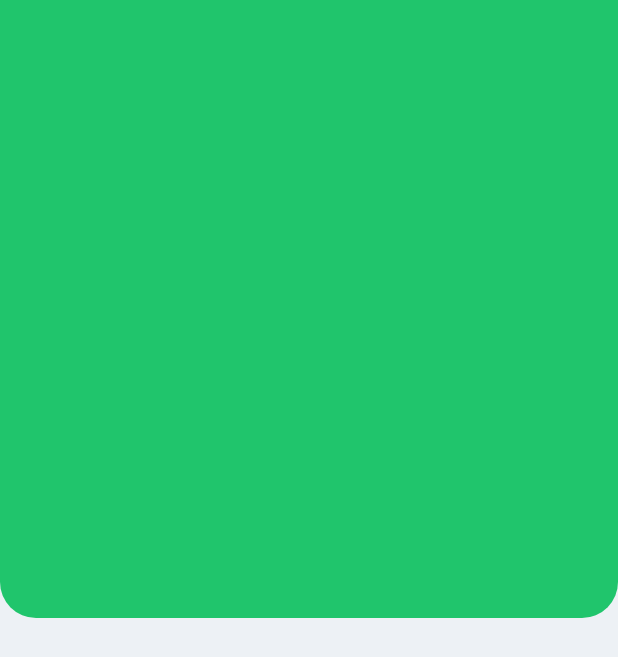
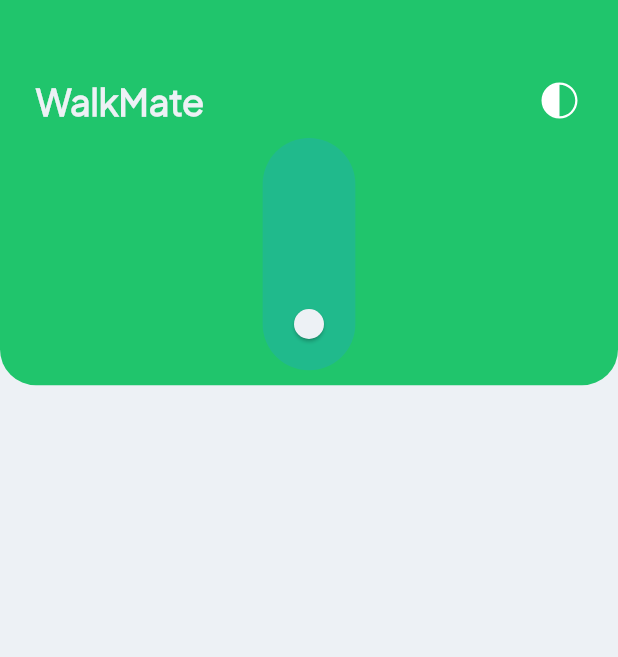
Before and after one commit to devOmedia/distance-tracker-, a Flutter app: the CheckPointScreen screen opened directly, on a phone screen of 412 x 824 dp. Shown: the top 657 px of the screen. Run offline on Flutter 3.47's test engine with Material 2 defaults, Android fonts, the phone set to English and light mode, and no system bars; our stand-ins replace cloud_firestore, firebase_core, flutter_riverpod, flutter_svg; accounts and stored records are empty.

Commit message:
vertical slider widget

```diff
--- a/lib/model/constants/constants.dart
+++ b/lib/model/constants/constants.dart
@@ -26,7 +26,7 @@ class Kconstants extends InheritedWidget {
     fontWeight: FontWeight.w600,
   );
 
-  final EdgeInsetsGeometry appPading =
+  final EdgeInsetsGeometry appPadding =
       const EdgeInsets.only(top: 52, left: 24, right: 24);
 
   @override
--- a/lib/view/screens/checkpoint_screen.dart
+++ b/lib/view/screens/checkpoint_screen.dart
@@ -1,6 +1,8 @@
 import 'package:flutter/material.dart';
 import 'package:flutter_riverpod/flutter_riverpod.dart';
 import 'package:walkmate/model/constants/constants.dart';
+import 'package:walkmate/view/widgets/custom_app_bar.dart';
+import 'package:walkmate/view/widgets/sliderVerticalWidget.dart';
 
 class CheckPointScreen extends ConsumerStatefulWidget {
   const CheckPointScreen({super.key});
@@ -13,18 +15,35 @@ class CheckPointScreen extends ConsumerStatefulWidget {
 class _CheckPointScreenState extends ConsumerState<CheckPointScreen> {
   @override
   Widget build(BuildContext context) {
+    final Size size = MediaQuery.of(context).size;
     return Scaffold(
       body: Column(
         children: [
           Flexible(
             child: Container(
-              padding: Kconstants.of(context)!.appPading,
+              padding: Kconstants.of(context)!.appPadding,
               decoration: BoxDecoration(
                 borderRadius: const BorderRadius.only(
                   bottomLeft: Radius.circular(24),
                   bottomRight: Radius.circular(24),
                 ),
                 color: Kconstants.of(context)!.green,
+              ),
+              child: Column(
+                mainAxisSize: MainAxisSize.min,
+                children: [
+                  // ==================================>>  custom app bar
+                  CustomAppBar(
+                    ref: ref,
+                    iconColor: Kconstants.of(context)!.offWhite,
+                    isWhiteBackground: false,
+                  ),
+                  //====================================>>> slider
+                  SliderVerticalWidget(
+                    size: size,
+                    target: 100,
+                  ),
+                ],
               ),
             ),
           ),
--- a/lib/view/screens/home_screens.dart
+++ b/lib/view/screens/home_screens.dart
@@ -25,7 +25,7 @@ class _HomeScreensState extends ConsumerState<HomeScreens> {
         children: [
           //==========================>>> custom app bar
           Padding(
-            padding: Kconstants.of(context)!.appPading,
+            padding: Kconstants.of(context)!.appPadding,
             child: CustomAppBar(
               ref: ref,
               iconColor: Kconstants.of(context)!.green,
--- a/lib/view/screens/target_satter_screen.dart
+++ b/lib/view/screens/target_satter_screen.dart
@@ -186,7 +186,7 @@ class _TargetSatterScreenState extends ConsumerState<TargetSatterScreen> {
   Flexible topCardWidget(BuildContext context, Size size, Kconstants? Kconst) {
     return Flexible(
         child: Container(
-      padding: Kconstants.of(context)!.appPading,
+      padding: Kconstants.of(context)!.appPadding,
       decoration: BoxDecoration(
         borderRadius: const BorderRadius.only(
           bottomLeft: Radius.circular(24),
--- /dev/null
+++ b/lib/view/widgets/sliderVerticalWidget.dart
@@ -0,0 +1,55 @@
+import 'package:flutter/material.dart';
+import 'package:walkmate/model/constants/constants.dart';
+
+class SliderVerticalWidget extends StatefulWidget {
+  const SliderVerticalWidget(
+      {super.key, required this.size, required this.target});
+  final Size size;
+  final double target;
+
+  @override
+  _SliderVerticalWidgetState createState() => _SliderVerticalWidgetState();
+}
+
+class _SliderVerticalWidgetState extends State<SliderVerticalWidget> {
+  double value = 0;
+
+  @override
+  Widget build(BuildContext context) {
+    const double min = 0;
+    double max = widget.target;
+    final size = widget.size;
+    final Kconst = Kconstants.of(context);
+
+    return SliderTheme(
+      data: SliderThemeData(
+        trackHeight: size.width * 0.15,
+        thumbShape: const RoundSliderThumbShape(),
+        overlayShape: SliderComponentShape.noOverlay,
+        valueIndicatorShape: SliderComponentShape.noOverlay,
+        trackShape: const RoundedRectSliderTrackShape(),
+        tickMarkShape: const RoundSliderTickMarkShape(),
+
+        /// ticks in between
+        activeTickMarkColor: Colors.transparent,
+        inactiveTickMarkColor: Colors.transparent,
+      ),
+      child: Stack(
+        children: [
+          RotatedBox(
+            quarterTurns: 3,
+            child: Slider(
+              value: value,
+              min: min,
+              max: max,
+              divisions: 10,
+              activeColor: Kconst!.offWhite,
+              label: value.round().toString(),
+              onChanged: (value) => setState(() => this.value = value),
+            ),
+          ),
+        ],
+      ),
+    );
+  }
+}
```
